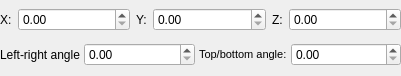
First picture: the form in gui/resources/dialogs/vector_chooser.ui, repository maximlevitsky/cgrender, before the edit.
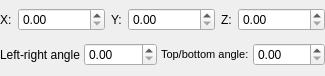
Second picture: the form after the edit.

```diff
--- a/gui/resources/dialogs/vector_chooser.ui
+++ b/gui/resources/dialogs/vector_chooser.ui
@@ -6,7 +6,7 @@
    <rect>
     <x>0</x>
     <y>0</y>
-    <width>401</width>
+    <width>325</width>
     <height>76</height>
    </rect>
   </property>
```
